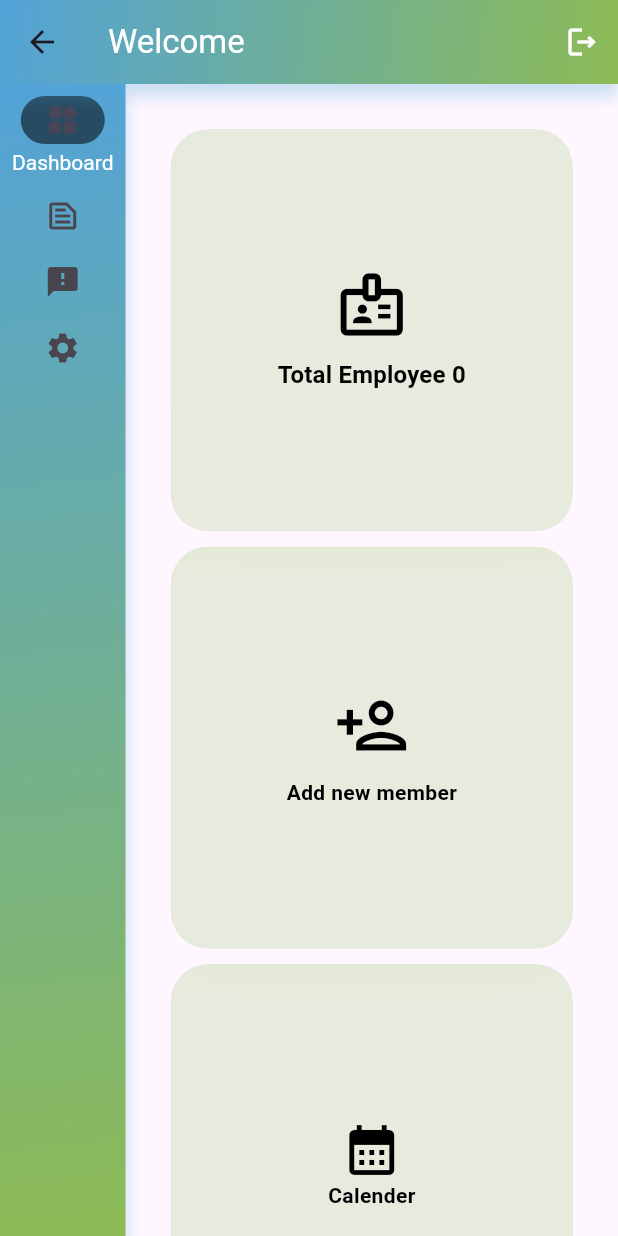
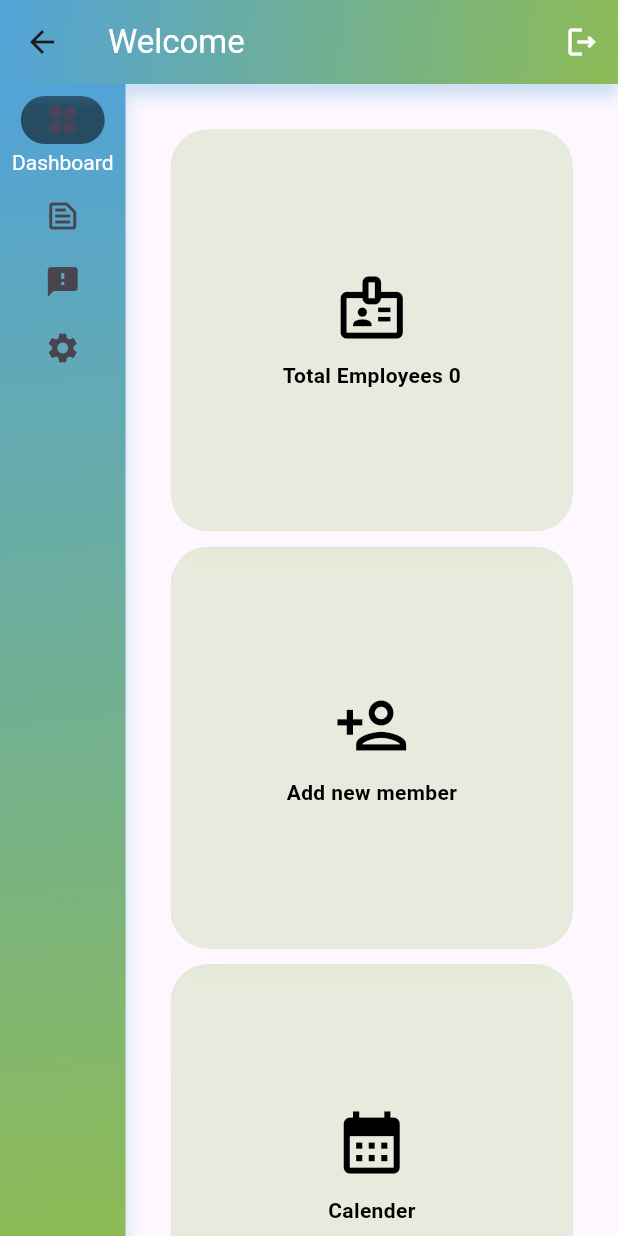
Before and after one commit to nancydevronins/devronins_employee, a Flutter app: the AdminHomePage screen opened by its route, on a phone screen of 412 x 824 dp. Run offline on Flutter 3.47's test engine with Material 2 defaults, Android fonts, the phone set to English and light mode, and no system bars; our stand-ins replace auto_animated, awesome_snackbar_content, cloud_firestore, firebase_core, flutter_spinkit, get and 3 more; missing offline and left inert: dart:html, encrypt; accounts and stored records are empty; statements that could not run were skipped.

Commit message:
employees detais screen is on progress

```diff
--- a/lib/constants/strings.dart
+++ b/lib/constants/strings.dart
@@ -52,7 +52,7 @@ class Strings {
   static const String roleAdmin = 'admin';
   static const String roleEmployee = 'employee';
   static const String users = 'users';
-  static const String totalEmployee = 'Total Employee';
+  static const String totalEmployee = 'Total Employees';
   static const String calender = 'Calender';
   static const String addNewMember = 'Add new member';
   static const String add = 'Add';
--- a/lib/controllers/user_controller.dart
+++ b/lib/controllers/user_controller.dart
@@ -6,6 +6,7 @@ class UserController extends GetxController {
   static UserController instance = Get.find();
   Rx<List<UserModel>> usersList = Rx<List<UserModel>>([]);
   List<UserModel> get users => usersList.value;
+
   @override
   void onReady() {
     usersList.bindStream(FirebaseDb.usersStream());
--- a/lib/db/firebase_db.dart
+++ b/lib/db/firebase_db.dart
@@ -30,7 +30,7 @@ class FirebaseDb {
   }
 
   static Stream<List<UserModel>> usersStream() {
-    return AuthController().fireStore.collection(Strings.users).snapshots().map((querySnapshot) {
+    return AuthController().fireStore.collection(Strings.users).where('role', isNotEqualTo: Strings.roleAdmin).snapshots().map((querySnapshot) {
       List<UserModel> users = [];
       for (var user in querySnapshot.docs) {
         final userModel = UserModel.fromDocumentSnapshot(snapshot: user);
--- a/lib/model/user_model.dart
+++ b/lib/model/user_model.dart
@@ -24,7 +24,7 @@ class UserModel {
     firstName = snapshot.get('firstName');
     lastName = snapshot.get('lastName');
     email = snapshot.get('email');
-    email = snapshot.get('password');
+    password = snapshot.get('password');
     designation = snapshot.get('designation');
     role = snapshot.get('role');
     phone = snapshot.get('phone');
--- a/lib/pages/admin_home_page.dart
+++ b/lib/pages/admin_home_page.dart
@@ -1,11 +1,13 @@
 import 'package:devroninsemployees/constants/colors.dart';
 import 'package:devroninsemployees/controllers/admin_homepage_controller.dart';
 import 'package:devroninsemployees/controllers/auth_controller.dart';
-import 'package:devroninsemployees/pages/calender_page.dart';
+
 import 'package:devroninsemployees/utils/responsive_layout.dart';
 import 'package:devroninsemployees/widgets/dashboard/dashboard.dart';
 import 'package:flutter/material.dart';
 import 'package:get/get.dart';
+
+import '../widgets/dashboard/calender/calender.dart';
 
 class AdminHomePage extends StatelessWidget {
   AdminHomePage({Key? key}) : super(key: key);
@@ -14,10 +16,10 @@ class AdminHomePage extends StatelessWidget {
     return Scaffold(
       drawerEnableOpenDragGesture: false,
       appBar: AppBar(
-        title: Obx(() => Text(
-              AdminHomePageController.instance.appBarTitle.value,
-              style: TextStyle(color: Colors.white),
-            )),
+        title: Text(
+          AdminHomePageController.instance.appBarTitle.value,
+          style: TextStyle(color: Colors.white),
+        ),
         actions: [
           IconButton(
               onPressed: () {
@@ -74,7 +76,7 @@ class AdminHomePage extends StatelessWidget {
       case 0:
         return DashBoard();
       case 1:
-        return const CalenderPage();
+        return const Calender();
       case 2:
         return const Text('dfg');
       case 3:
--- a/lib/routes/routes.dart
+++ b/lib/routes/routes.dart
@@ -1,13 +1,14 @@
 import 'package:devroninsemployees/controllers/login_page_controller.dart';
 import 'package:devroninsemployees/pages/admin_home_page.dart';
-import 'package:devroninsemployees/pages/calender_page.dart';
 import 'package:devroninsemployees/pages/login_page.dart';
+import 'package:devroninsemployees/pages/total_emeployees_page.dart';
 import 'package:get/get.dart';
 import 'package:get/get_navigation/get_navigation.dart';
 import 'package:get/get_navigation/src/routes/get_route.dart';
 
 import '../pages/home_page.dart';
 import '../pages/landing_page.dart';
+import '../widgets/dashboard/calender/calender.dart';
 
 class RoutesClass {
   static String home = '/';
@@ -15,11 +16,13 @@ class RoutesClass {
   static String landingPage = '/landing';
   static String loginPage = '/login';
   static String calenderPage = '/calender';
+  static String totalEmployeesPage = '/total-employees';
   static String getHomeRoute() => home;
   static String getAdminHomeRoute() => adminHome;
   static String getLandingPage() => landingPage;
   static String getLoginPage() => loginPage;
   static String getCalenderPage() => calenderPage;
+  static String getTotalEmployees() => totalEmployeesPage;
   static List<GetPage> routes = [
     GetPage(name: home, page: () => const HomePage()),
     GetPage(name: landingPage, page: () => const LandingPage()),
@@ -35,7 +38,12 @@ class RoutesClass {
     ),
     GetPage(
       name: calenderPage,
-      page: () => CalenderPage(),
+      page: () => Calender(),
+      transition: Transition.zoom,
+    ),
+    GetPage(
+      name: totalEmployeesPage,
+      page: () => TotalEmployeesPage(),
       transition: Transition.zoom,
     )
   ];
--- a/lib/widgets/dashboard/add_holidays_events_form.dart
+++ b/lib/widgets/dashboard/calender/add_holidays_events_form.dart
@@ -4,9 +4,9 @@ import 'package:flutter/material.dart';
 import 'package:get/get.dart';
 import 'package:syncfusion_flutter_datepicker/datepicker.dart';
 
-import '../../constants/colors.dart';
-import '../../constants/strings.dart';
-import '../../utils/responsive_layout.dart';
+import '../../../constants/colors.dart';
+import '../../../constants/strings.dart';
+import '../../../utils/responsive_layout.dart';
 
 class AddHolidaysEvent extends StatelessWidget {
   @override
--- a/lib/widgets/dashboard/dashboard.dart
+++ b/lib/widgets/dashboard/dashboard.dart
@@ -4,11 +4,10 @@ import 'package:devroninsemployees/constants/colors.dart';
 import 'package:devroninsemployees/constants/strings.dart';
 import 'package:devroninsemployees/controllers/admin_homepage_controller.dart';
 import 'package:devroninsemployees/controllers/user_controller.dart';
-import 'package:devroninsemployees/pages/calender_page.dart';
+
 import 'package:devroninsemployees/routes/routes.dart';
 import 'package:devroninsemployees/utils/responsive_layout.dart';
 import 'package:devroninsemployees/widgets/dashboard/add_new_employee_form.dart';
-import 'package:devroninsemployees/widgets/dashboard/calender.dart';
 import 'package:flutter/material.dart';
 import 'package:get/get.dart';
 
@@ -57,13 +56,16 @@ class DashBoard extends StatelessWidget {
               children: [
                 Icon(
                   Icons.calendar_month,
-                  size: 40,
+                  size: 50,
                   color: AdminHomePageController.instance.isHover3.value ? Colors.black54 : Colors.black,
+                ),
+                SizedBox(
+                  height: 10,
                 ),
                 Text(
                   Strings.calender,
                   style:
-                      TextStyle(fontWeight: FontWeight.bold, color: AdminHomePageController.instance.isHover3.value ? Colors.black54 : Colors.black),
+                      TextStyle(color: AdminHomePageController.instance.isHover1.value ? Colors.black54 : Colors.black, fontWeight: FontWeight.bold),
                 ),
               ],
             ),
@@ -106,7 +108,7 @@ class DashBoard extends StatelessWidget {
                 Text(
                   Strings.addNewMember,
                   style:
-                      TextStyle(fontWeight: FontWeight.bold, color: AdminHomePageController.instance.isHover2.value ? Colors.black54 : Colors.black),
+                      TextStyle(color: AdminHomePageController.instance.isHover1.value ? Colors.black54 : Colors.black, fontWeight: FontWeight.bold),
                 ),
               ],
             ),
@@ -119,7 +121,7 @@ class DashBoard extends StatelessWidget {
   totalEmployee(context) {
     return InkWell(
       borderRadius: BorderRadius.circular(25),
-      onTap: () {},
+      onTap: () => Get.toNamed(RoutesClass.totalEmployeesPage),
       onHover: (value) {
         AdminHomePageController.instance.isHover1.value = value;
       },
@@ -144,11 +146,9 @@ class DashBoard extends StatelessWidget {
                   SizedBox(
                     height: 10,
                   ),
-                  Text(
-                    "${Strings.totalEmployee} ${UserController.instance.users.length}",
-                    style: Theme.of(context).textTheme.subtitle1!.copyWith(
-                        color: AdminHomePageController.instance.isHover1.value ? Colors.black54 : Colors.black, fontWeight: FontWeight.bold),
-                  ),
+                  Text("${Strings.totalEmployee} ${UserController.instance.users.length}",
+                      style: TextStyle(
+                          color: AdminHomePageController.instance.isHover1.value ? Colors.black54 : Colors.black, fontWeight: FontWeight.bold)),
                 ],
               ),
             ),
--- a/pubspec.yaml
+++ b/pubspec.yaml
@@ -44,6 +44,7 @@ dependencies:
   uuid: ^3.0.6
   syncfusion_flutter_calendar: ^20.2.43
   syncfusion_flutter_datepicker: ^20.2.43
+  auto_animated: ^3.1.0
   intl: ^0.17.0
 
 dev_dependencies:
```
Also changed, not shown: lib/pages/total_emeployees_page.dart (added, +81 -0 lines), lib/widgets/dashboard/calender.dart (deleted, +0 -13 lines), lib/widgets/dashboard/calender/calender.dart (renamed from lib/pages/calender_page.dart, +7 -6 lines), lib/widgets/dashboard/totalEmployee/employee_details.dart (added, +27 -0 lines), lib/widgets/dashboard/totalEmployee/total_employee.dart (added, +43 -0 lines), pubspec.lock.
